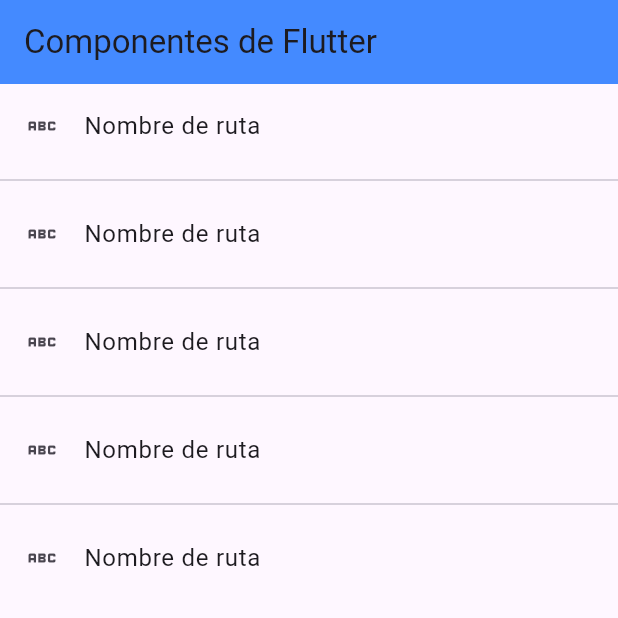
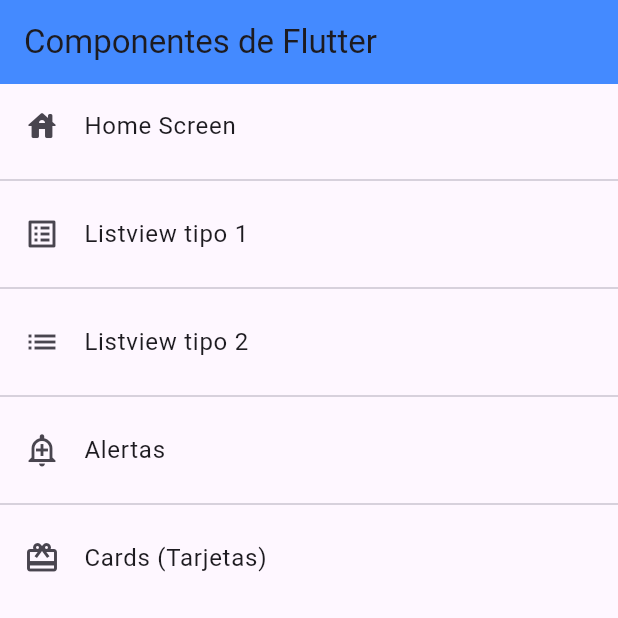
Before and after one commit to pquesadac/Proyecto-APPMovilTrabajo, a Flutter app: the screen it shows after launch, on a phone screen of 412 x 824 dp, the top half of it. Run offline on Flutter 3.47's test engine with Material 3 defaults, Android fonts, the phone set to English and light mode, and no system bars.

Commit message:
MenuOptions final

```diff
--- a/lib/main.dart
+++ b/lib/main.dart
@@ -14,7 +14,7 @@ class MyApp extends StatelessWidget {
       title: 'Material App',
       //home: const Listview2Screen(),
       initialRoute: AppRoutes.initialRoute,
-      routes: AppRoutes.routes,
+      routes: AppRoutes.getAppRoutes(),
       onGenerateRoute: AppRoutes.onGenerateRoute,
     );
   }
--- a/lib/routes/app_routes.dart
+++ b/lib/routes/app_routes.dart
@@ -11,16 +11,39 @@ class AppRoutes {
       route: 'home',
       icon: Icons.house_rounded,
       name: 'Home Screen',
-      screen: const HomeScreen())
+      screen: const HomeScreen()),
+    MenuOption(
+      route: 'listview1',
+      icon: Icons.list_alt,
+      name: 'Listview tipo 1',
+      screen: const Listview1Screen()),
+    MenuOption(
+      route: 'listview2',
+      icon: Icons.list,
+      name: 'Listview tipo 2',
+      screen: const Listview2Screen()),
+    MenuOption(
+      route: 'alert',
+      icon: Icons.add_alert_outlined,
+      name: 'Alertas',
+      screen: const AlertScreen()),
+    MenuOption(
+      route: 'card',
+      icon: Icons.card_giftcard,
+      name: 'Cards (Tarjetas)',
+      screen: const CardScreen()),
   ];
 
-  static Map<String, Widget Function(BuildContext)> routes = {
-        'listview1': (BuildContext context) => const Listview1Screen(),
-        'listview2': (BuildContext context) => const Listview2Screen(),
-        'alert': (BuildContext context) => const AlertScreen(),
-        'card': (BuildContext context) => const CardScreen(),
-        'home': (BuildContext context) => const HomeScreen(),
-      };
+  static Map<String, Widget Function(BuildContext)> getAppRoutes(){
+    Map<String, Widget Function(BuildContext)> appRoutes = {};
+
+    for ( final option in MenuOptions ) {
+      appRoutes.addAll({option.route : ( BuildContext context ) => option.screen});
+    }
+
+    return appRoutes;
+
+  }
 
   static Route<dynamic> onGenerateRoute (RouteSettings settings) {
         return MaterialPageRoute(
--- a/lib/screens/home_screen.dart
+++ b/lib/screens/home_screen.dart
@@ -1,3 +1,4 @@
+import 'package:fl_components/routes/app_routes.dart';
 import 'package:fl_components/screens/listview1_screen.dart';
 import 'package:flutter/material.dart';
 
@@ -15,14 +16,14 @@ class HomeScreen extends StatelessWidget {
       ),
       body: ListView.separated(
         itemBuilder: (context, index) => ListTile(
-          leading: const Icon( Icons.abc_outlined ),
-          title: const Text('Nombre de ruta'),
+          leading: Icon( AppRoutes.MenuOptions[index].icon ),
+          title: Text(AppRoutes.MenuOptions[index].name),
           onTap: (){
-            Navigator.pushNamed(context, 'rutainventada');
+            Navigator.pushNamed(context, AppRoutes.MenuOptions[index].route );
           }
         ),
         separatorBuilder: (context, index) => const Divider(),
-        itemCount: 5
+        itemCount: AppRoutes.MenuOptions.length
       )
     );
   }
```
